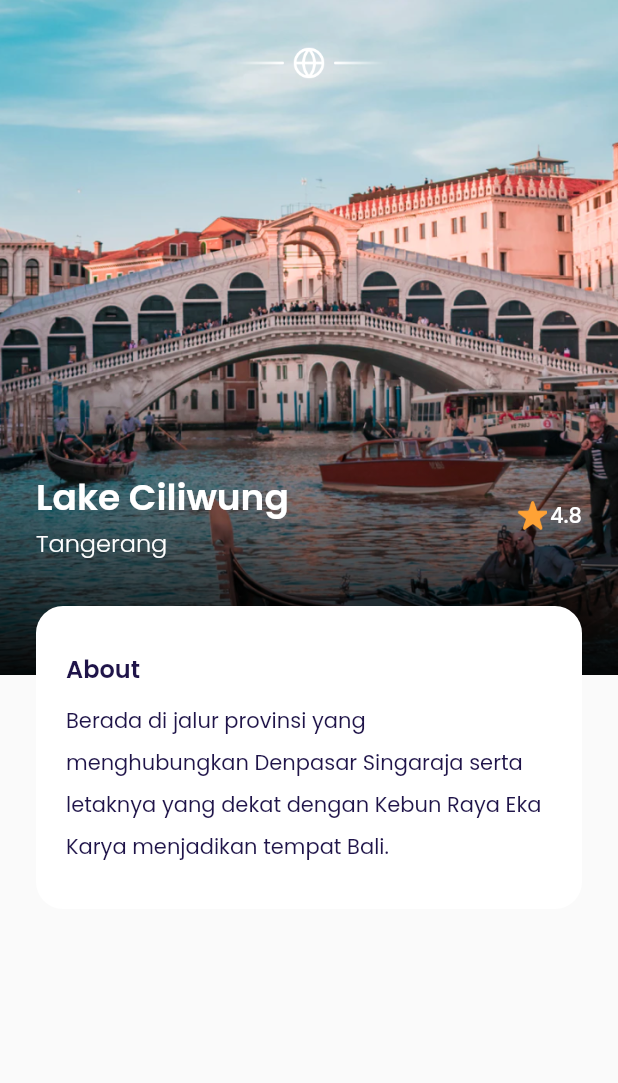
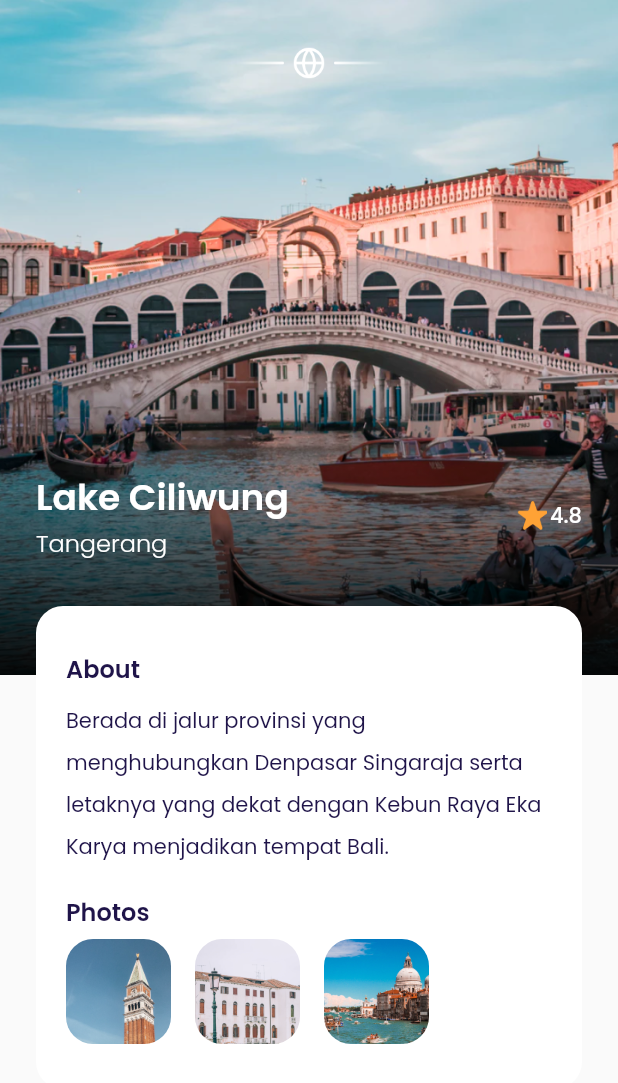
Before and after one commit to RidhaAF/airplane_app, a Flutter app: the DetailPage screen opened directly, on a phone screen of 412 x 824 dp. Shown: the top 1083 px of the screen. Run offline on Flutter 3.47's test engine with Material 2 defaults, Android fonts, the phone set to English and light mode, and no system bars; our stand-ins replace google_fonts.

Commit message:
Detail Page - Photos

```diff
--- a/lib/ui/pages/detail_page.dart
+++ b/lib/ui/pages/detail_page.dart
@@ -1,4 +1,5 @@
 import 'package:airplane_app/shared/theme.dart';
+import 'package:airplane_app/ui/widgets/photo_item.dart';
 import 'package:flutter/material.dart';
 
 class DetailPage extends StatelessWidget {
@@ -138,6 +139,30 @@ class DetailPage extends StatelessWidget {
                       height: 2,
                     ),
                   ),
+
+                  // NOTE: PHOTOS
+                  SizedBox(height: 20),
+                  Text(
+                    'Photos',
+                    style: blackTextStyle.copyWith(
+                      fontSize: 16,
+                      fontWeight: semiBold,
+                    ),
+                  ),
+                  SizedBox(height: 6),
+                  Row(
+                    children: [
+                      PhotoItem(
+                        imageUrl: 'assets/image_photo1.png',
+                      ),
+                      PhotoItem(
+                        imageUrl: 'assets/image_photo2.png',
+                      ),
+                      PhotoItem(
+                        imageUrl: 'assets/image_photo3.png',
+                      ),
+                    ],
+                  ),
                 ],
               ),
             ),
--- /dev/null
+++ b/lib/ui/widgets/photo_item.dart
@@ -0,0 +1,27 @@
+import 'package:airplane_app/shared/theme.dart';
+import 'package:flutter/material.dart';
+
+class PhotoItem extends StatelessWidget {
+  final String imageUrl;
+
+  const PhotoItem({
+    Key? key,
+    required this.imageUrl,
+  }) : super(key: key);
+
+  @override
+  Widget build(BuildContext context) {
+    return Container(
+      height: 70,
+      width: 70,
+      margin: EdgeInsets.only(right: 16),
+      decoration: BoxDecoration(
+        borderRadius: BorderRadius.circular(defaultRadius),
+        image: DecorationImage(
+          fit: BoxFit.cover,
+          image: AssetImage(imageUrl),
+        ),
+      ),
+    );
+  }
+}
```
